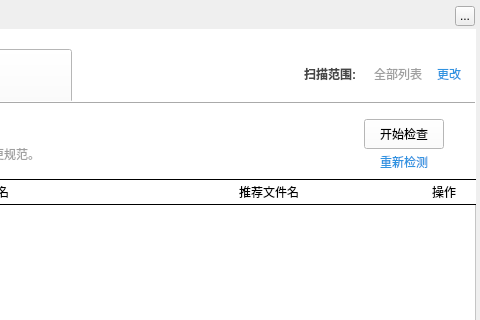
This is TTKCore/musicUi/musicToolsetswidget/musicsongchecktoolswidget.ui in Greedysky/TTKMusicPlayer as Qt 5 draws it before an edit; both pictures show x 200 to 680 and y 0 to 320 of the 680 by 520 pixel window. The edited form follows.
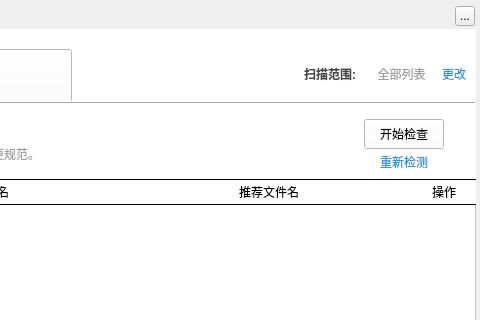
This is the edited form. Custom widgets are drawn as their Qt base class.

```diff
--- a/TTKCore/musicUi/musicToolsetswidget/musicsongchecktoolswidget.ui
+++ b/TTKCore/musicUi/musicToolsetswidget/musicsongchecktoolswidget.ui
@@ -859,7 +859,7 @@
      <rect>
       <x>500</x>
       <y>35</y>
-      <width>70</width>
+      <width>60</width>
       <height>20</height>
      </rect>
     </property>
@@ -873,9 +873,9 @@
    <widget class="QLabel" name="label_2">
     <property name="geometry">
      <rect>
-      <x>570</x>
+      <x>560</x>
       <y>35</y>
-      <width>60</width>
+      <width>75</width>
       <height>20</height>
      </rect>
     </property>
@@ -885,11 +885,14 @@
     <property name="text">
      <string>全部列表</string>
     </property>
+    <property name="alignment">
+     <set>Qt::AlignCenter</set>
+    </property>
    </widget>
    <widget class="MusicClickedLabel" name="modifiedItemButton">
     <property name="geometry">
      <rect>
-      <x>630</x>
+      <x>635</x>
       <y>35</y>
       <width>30</width>
       <height>20</height>
```
Left out of the diff: 2 changed lines with no effect on the pictures.
